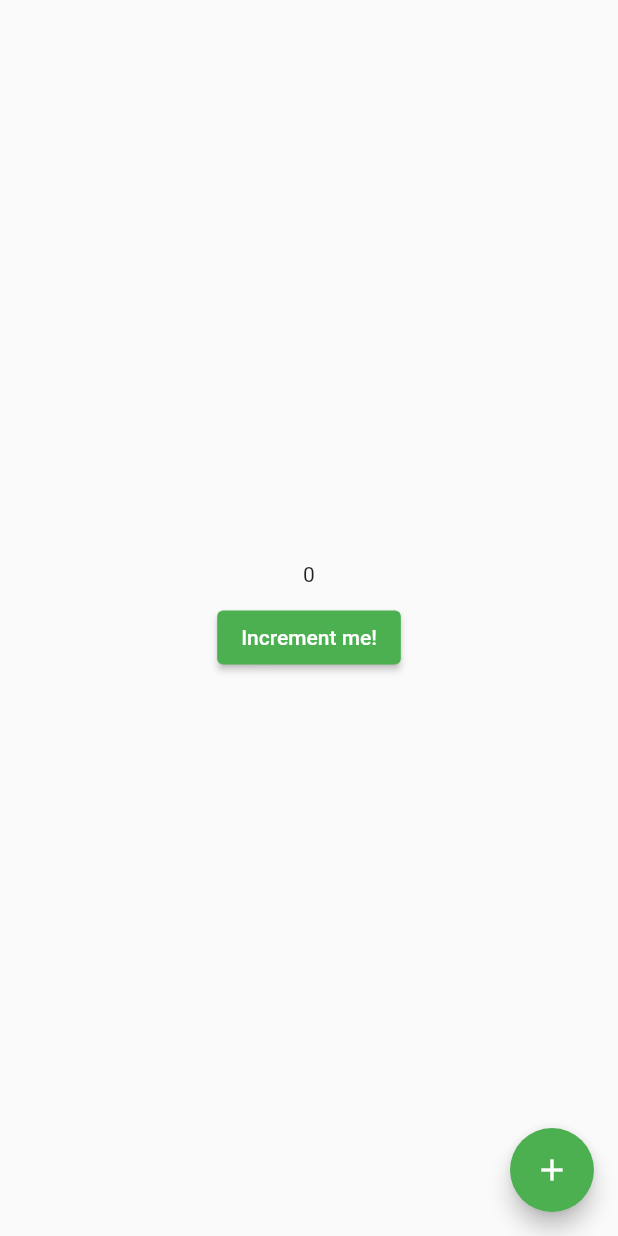
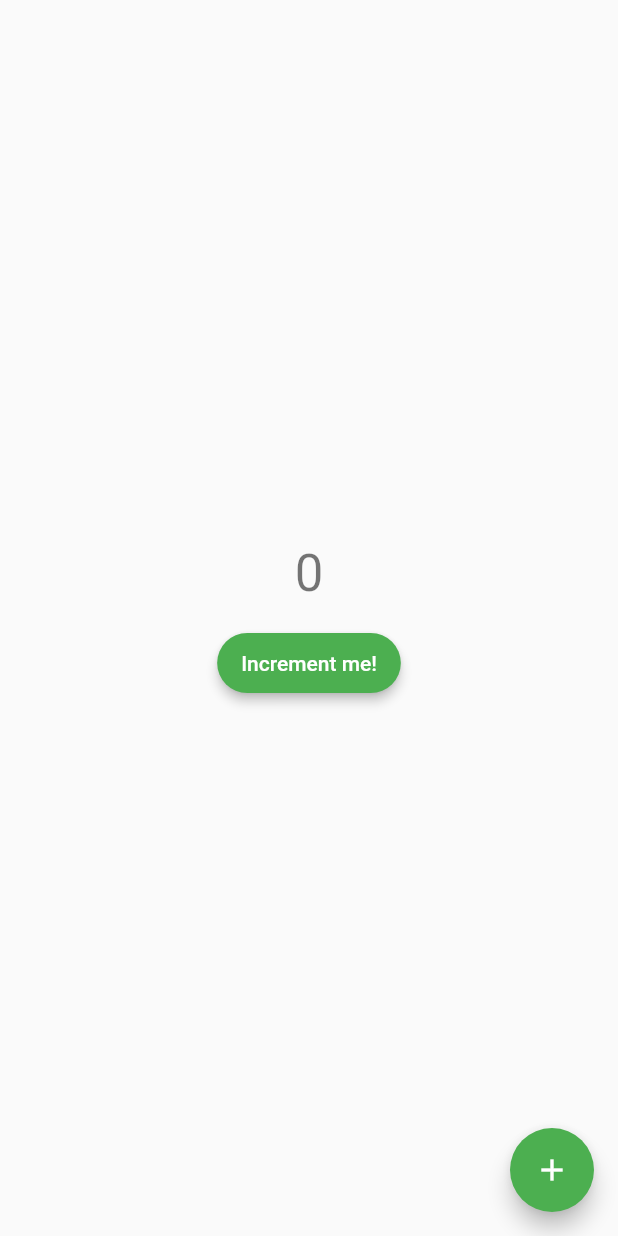
Before and after one commit to Nirmal-C/counter_app, a Flutter app: the CounterPage2 screen opened directly, on a phone screen of 412 x 824 dp. Run offline on Flutter 3.47's test engine with Material 2 defaults, Android fonts, the phone set to English and light mode, and no system bars.

Commit message:
UI: Added Minor Changes

```diff
--- a/lib/widgets/counter.dart
+++ b/lib/widgets/counter.dart
@@ -17,15 +17,25 @@ class Counter extends StatelessWidget {
         child: Column(
       mainAxisAlignment: MainAxisAlignment.center,
       children: <Widget>[
-        Text("$count"),
-        const SizedBox(height: 10),
-        ElevatedButton(
-          style: ElevatedButton.styleFrom(backgroundColor: Colors.green),
-          onPressed: () {
-            onIncremented();
-          },
-          child: const Text("Increment me!"),
+        Text(
+          "$count",
+          style: Theme.of(context).textTheme.headline4,
         ),
+        const SizedBox(height: 20),
+        SizedBox(
+          height: 40,
+          child: ElevatedButton(
+            style: ElevatedButton.styleFrom(
+                backgroundColor: Colors.green,
+                elevation: 3,
+                shape: RoundedRectangleBorder(
+                    borderRadius: BorderRadius.circular(20))),
+            onPressed: () {
+              onIncremented();
+            },
+            child: const Text("Increment me!"),
+          ),
+        )
       ],
     ));
   }
```
